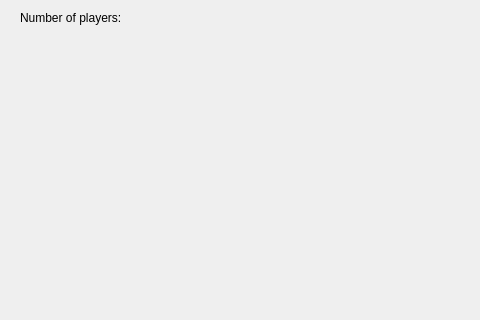
Old version of the form UI/mainwindow.ui in the repository Sakujii/islandgame; both pictures show x 0 to 480 and y 0 to 320 of the 800 by 600 pixel window.
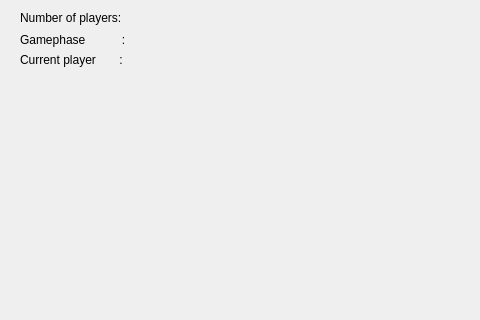
New version of the form.

Commit message: Labels for current gamephase and player added. Functions to set current gamephase and player texts also added

```diff
--- a/UI/mainwindow.ui
+++ b/UI/mainwindow.ui
@@ -40,6 +40,58 @@
      <string>Number of players:</string>
     </property>
    </widget>
+   <widget class="QLabel" name="labelGamephase">
+    <property name="geometry">
+     <rect>
+      <x>20</x>
+      <y>30</y>
+      <width>131</width>
+      <height>20</height>
+     </rect>
+    </property>
+    <property name="text">
+     <string>Gamephase           :</string>
+    </property>
+   </widget>
+   <widget class="QLabel" name="labelGamePhasenumber">
+    <property name="geometry">
+     <rect>
+      <x>170</x>
+      <y>30</y>
+      <width>31</width>
+      <height>20</height>
+     </rect>
+    </property>
+    <property name="text">
+     <string/>
+    </property>
+   </widget>
+   <widget class="QLabel" name="labelCurrentplayer">
+    <property name="geometry">
+     <rect>
+      <x>20</x>
+      <y>50</y>
+      <width>131</width>
+      <height>20</height>
+     </rect>
+    </property>
+    <property name="text">
+     <string>Current player       :</string>
+    </property>
+   </widget>
+   <widget class="QLabel" name="labelCurrentPlayerNumber">
+    <property name="geometry">
+     <rect>
+      <x>170</x>
+      <y>50</y>
+      <width>31</width>
+      <height>20</height>
+     </rect>
+    </property>
+    <property name="text">
+     <string/>
+    </property>
+   </widget>
   </widget>
   <widget class="QMenuBar" name="menubar">
    <property name="geometry">
```
Left out of the diff: 2 changed lines with no effect on the pictures. The commit also changes 2 other files.
